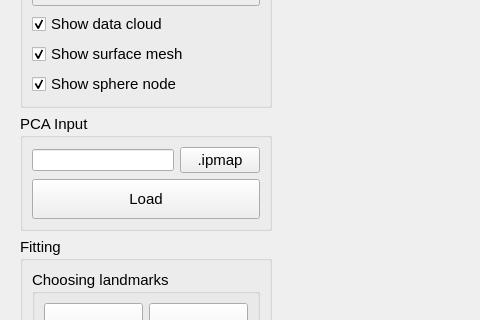
Qt form src/qt/view.ui (Fighy/lung_fitting) before a commit; both pictures show x 0 to 480 and y 183 to 503 of the 1024 by 948 pixel window.
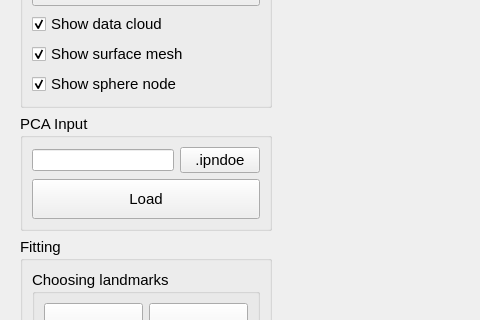
The same form after that commit. Custom widgets are drawn as their Qt base class.

```diff
--- a/src/qt/view.ui
+++ b/src/qt/view.ui
@@ -146,7 +146,7 @@
          <item row="0" column="1">
           <widget class="QPushButton" name="surfaceIpmap_pushButton">
            <property name="text">
-            <string>.ipmap</string>
+            <string>.ipndoe</string>
            </property>
           </widget>
          </item>
```
Left out of the diff: 4 changed lines with no effect on the pictures.
